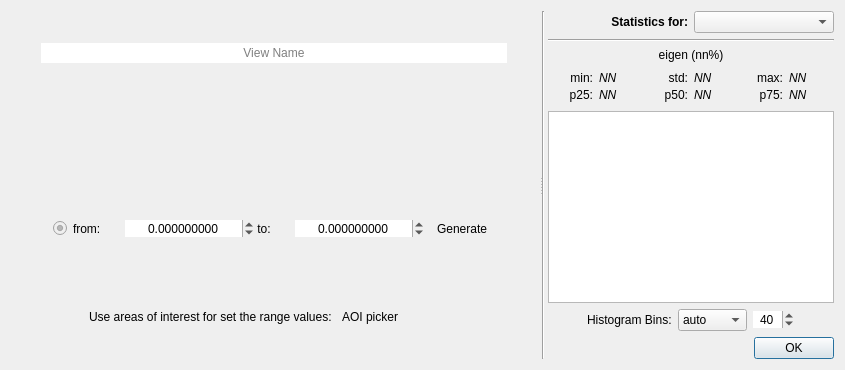
First picture: the form in ui/component_analysis_dialog.ui, repository SMByC/PCA4CD, before the edit.
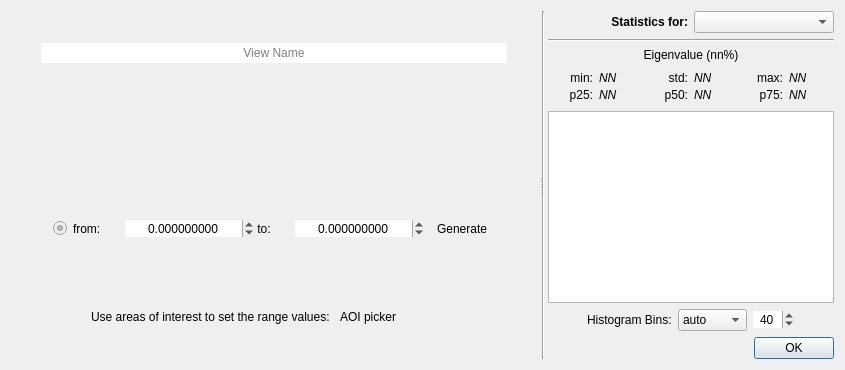
Second picture: the form after the edit. Icons and pictures are not drawn. Custom widgets are drawn as their Qt base class.

Diff of the .ui file:
```diff
--- a/ui/component_analysis_dialog.ui
+++ b/ui/component_analysis_dialog.ui
@@ -360,7 +360,7 @@
              <string>Use min and max value of all pixels inside areas of interest for fill from/to range values</string>
             </property>
             <property name="text">
-             <string>Use areas of interest for set the range values:</string>
+             <string>Use areas of interest to set the range values:</string>
             </property>
            </widget>
           </item>
@@ -538,7 +538,7 @@
              <item>
               <widget class="QLabel" name="stats_header">
                <property name="text">
-                <string>eigen (nn%)</string>
+                <string>Eigenvalue (nn%)</string>
                </property>
                <property name="alignment">
                 <set>Qt::AlignCenter</set>
```
Left out of the diff: 12 changed lines with no effect on the pictures.
